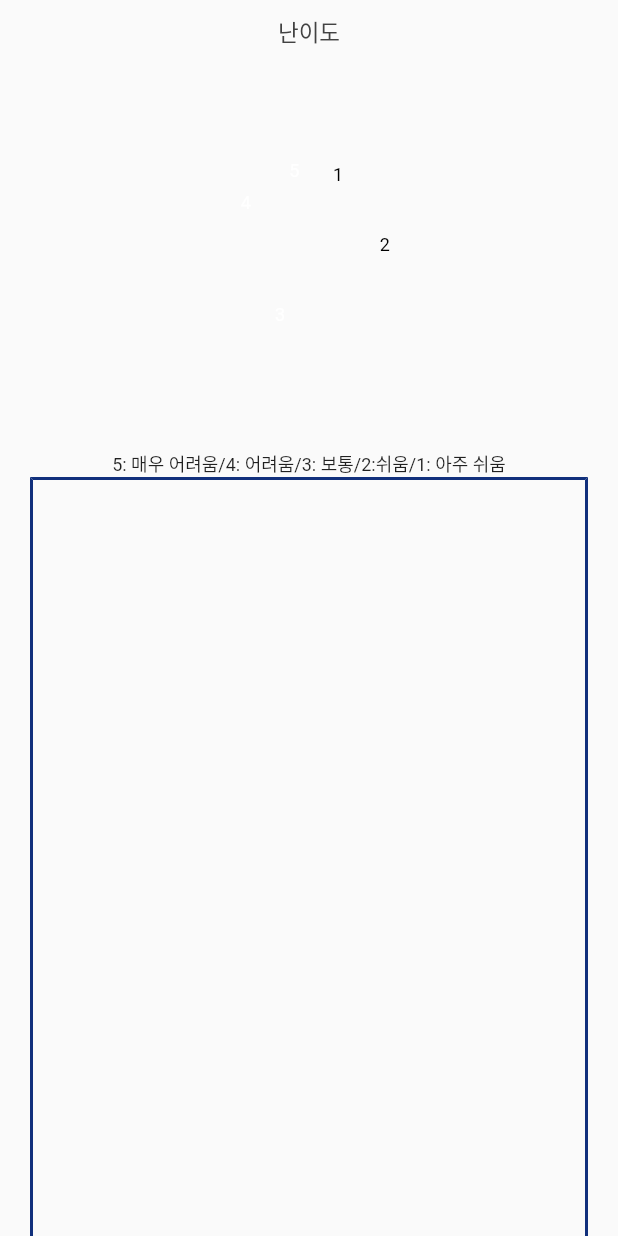
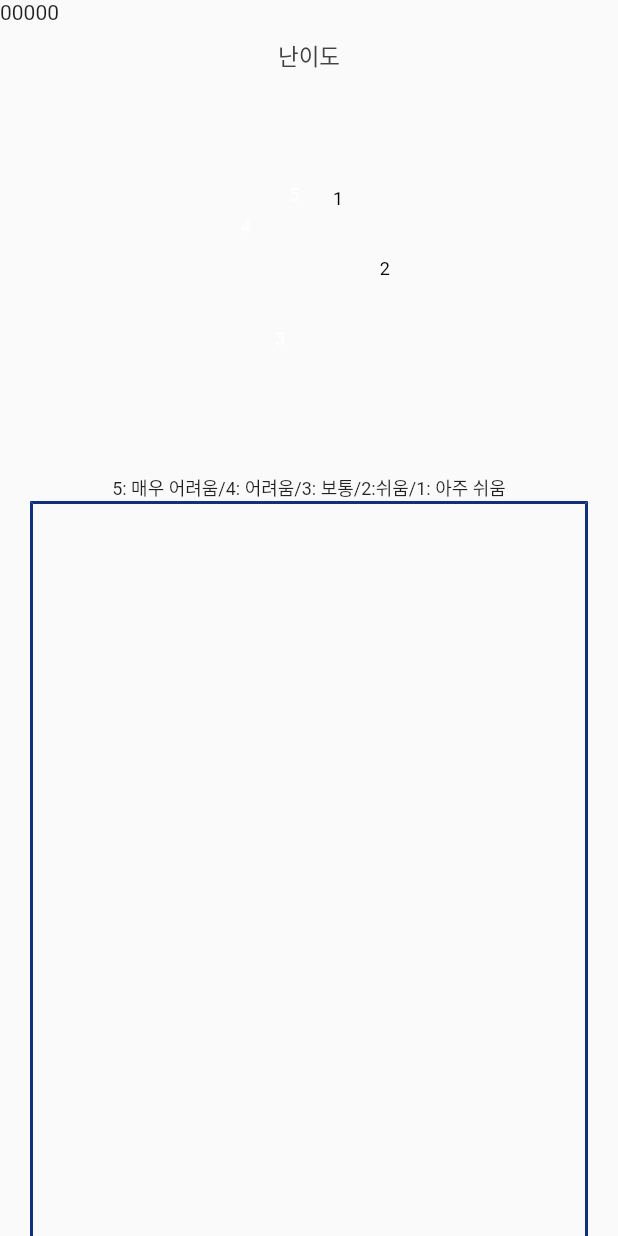
Before and after one commit to sleepisparrow/basic_project_lab7, a Flutter app: the ProfFeedbackScreen screen opened directly, on a phone screen of 412 x 824 dp. Run offline on Flutter 3.47's test engine with Material 2 defaults, Android fonts, the phone set to English and light mode, and no system bars; our stand-ins replace cloud_firestore, firebase_auth, firebase_core, fluttertoast, modal_progress_hud_nsn and 1 more; missing offline and left inert: dart:ffi; accounts and stored records are empty.

```diff
--- a/frame/lib/screen/professor/pro_feedback_screen.dart
+++ b/frame/lib/screen/professor/pro_feedback_screen.dart
@@ -1,3 +1,5 @@
+
+
 import 'package:cloud_firestore/cloud_firestore.dart';
 import 'package:flutter/material.dart';
 import 'package:frame/Provider/pro_feedback_provider.dart';
@@ -25,7 +27,7 @@ class ProfFeedbackScreenState extends State<ProfFeedbackScreen> {
   Widget build(BuildContext context) {
     //TODO: 이 부분은 provider를 이용해 더미 데이터를 보여주기 위한 코드이므로 삭제할 것
     ProfFeedbackProvider dummyGenerator =
-        Provider.of<ProfFeedbackProvider>(context);
+    Provider.of<ProfFeedbackProvider>(context);
     dummyGenerator.choices = FeedbackDummy.choices;
     for (int i = 0; i < FeedbackDummy.feedback.length; i++) {
       dummyGenerator.addFeedback(FeedbackDummy.feedback[i]);
@@ -34,6 +36,43 @@ class ProfFeedbackScreenState extends State<ProfFeedbackScreen> {
     ProfFeedbackProvider provider = Provider.of<ProfFeedbackProvider>(context);
 
     final List<String> feedback = provider.feedback;
+    Future<AggregateQuerySnapshot> count1 = FirebaseFirestore.instance
+        .collection('room/gwZyIGV4iDrQVkX7zMTW/feedback')
+        .where('level', isEqualTo: 1)
+        .count()
+        .get();
+    Future<AggregateQuerySnapshot> count2 = FirebaseFirestore.instance
+        .collection('room/gwZyIGV4iDrQVkX7zMTW/feedback')
+        .where('level', isEqualTo: 2)
+        .count()
+        .get();
+    Future<AggregateQuerySnapshot> count3 = FirebaseFirestore.instance
+        .collection('room/gwZyIGV4iDrQVkX7zMTW/feedback')
+        .where('level', isEqualTo: 3)
+        .count()
+        .get();
+    Future<AggregateQuerySnapshot> count4 = FirebaseFirestore.instance
+        .collection('room/gwZyIGV4iDrQVkX7zMTW/feedback')
+        .where('level', isEqualTo: 4)
+        .count()
+        .get();
+    Future<AggregateQuerySnapshot> count5 = FirebaseFirestore.instance
+        .collection('room/gwZyIGV4iDrQVkX7zMTW/feedback')
+        .where('level', isEqualTo: 5)
+        .count()
+        .get();
+
+    List<int> num = [];
+
+    int level1;
+    int level2;
+    int level3;
+    int level4;
+    int level5;
+
+    final def = FirebaseFirestore.instance
+        .collection('room/${code}/feedback')
+        .doc('default');
     const BorderSide blueBorder = BorderSide(
       width: 2,
       color: Color(0xff11307c),
@@ -42,11 +81,101 @@ class ProfFeedbackScreenState extends State<ProfFeedbackScreen> {
     return Scaffold(
       body: Column(
         children: [
-          const SizedBox(height: 300, child: _PieGraph()),
+          Row(
+            children: [
+              FutureBuilder<AggregateQuerySnapshot>(///난이도가 1인 사람의 수
+                  future: count1,
+                  builder: (context, snapshot) {
+                    if (snapshot.hasError) {
+                      return Text('0');
+                    }
+                    if (snapshot.connectionState == ConnectionState.done) {
+                      int docCount = snapshot.data!.count;
+                      level1 = docCount;
+                      num.add(level1);
+                      return Text(
+                        docCount.toString(),
+                      );
+                    }
+                    return CircularProgressIndicator();
+                  }),
+              FutureBuilder<AggregateQuerySnapshot>(
+                ///난이도가 2인 사람의 수
+                  future: count2,
+                  builder: (context, snapshot) {
+                    if (snapshot.hasError) {
+                      return Text('0');
+                    }
+                    if (snapshot.connectionState == ConnectionState.done) {
+                      int docCount = snapshot.data!.count;
+                      level2 = docCount;
+                      num.add(level2);
+                      return Text(
+                        docCount.toString(),
+                      );
+                    }
+                    return CircularProgressIndicator();
+                  }),
+              FutureBuilder<AggregateQuerySnapshot>(
+                ///난이도가 3인 사람의 수
+                  future: count3,
+                  builder: (context, snapshot) {
+                    if (snapshot.hasError) {
+                      return Text('0');
+                    }
+                    if (snapshot.connectionState == ConnectionState.done) {
+                      int docCount = snapshot.data!.count;
+                      level3 = docCount;
+                      num.add(level3);
+                      return Text(
+                        docCount.toString(),
+                      );
+                    }
+                    return CircularProgressIndicator();
+                  }),
+              FutureBuilder<AggregateQuerySnapshot>(
+                ///난이도가 4인 사람의 수
+                  future: count4,
+                  builder: (context, snapshot) {
+                    if (snapshot.hasError) {
+                      return Text('0');
+                    }
+                    if (snapshot.connectionState == ConnectionState.done) {
+                      int docCount = snapshot.data!.count;
+                      level4 = docCount;
+                      num.add(level4);
+                      return Text(
+                        docCount.toString(),
+                      );
+                    }
+                    return CircularProgressIndicator();
+                  }),
+              FutureBuilder<AggregateQuerySnapshot>(
+                ///난이도가 5인 사람의 수
+                  future: count5,
+                  builder: (context, snapshot) {
+                    if (snapshot.hasError) {
+                      return Text('0');
+                    }
+                    if (snapshot.connectionState == ConnectionState.done) {
+                      int docCount = snapshot.data!.count;
+                      level5 = docCount;
+                      num.add(level5);
+                      return Text(
+                        docCount.toString(),
+                      );
+                    }
+                    return CircularProgressIndicator();
+                  }),
+            ],
+          ),      ///난이도 수
+
+           SizedBox(height:300,child:_PieGraph()),
           const Center(
             child: Text(
               '5: 매우 어려움/4: 어려움/3: 보통/2:쉬움/1: 아주 쉬움',
               style: TextStyle(fontSize: 12),
+
             ),
           ),
           Expanded(
@@ -75,12 +204,18 @@ class ProfFeedbackScreenState extends State<ProfFeedbackScreen> {
                   }
                   final chatDocs = snapshot.data!.docs;
 
+                  print(num);
                   ///경로 저장
                   return ListView.builder(
                     ///firebase에 저장된 데이터 보여주기
-                    padding: EdgeInsets.symmetric(vertical: 2,horizontal: 7.5),
+                    padding: EdgeInsets.symmetric(vertical: 2, horizontal: 7.5),
                     itemCount: chatDocs.length,
                     itemBuilder: (context, index) {
+                      ///난이도 수 구하기 차후 대비책
+                      // if(chatDocs[index]['level']==1){
+                      //   def.update(
+                      //       {'1':FieldValue.increment(1)});
+                      // }
                       return Padding(
                         padding: const EdgeInsets.fromLTRB(3.0, 8.0, 3.0, 0),
                         child: Container(
@@ -98,16 +233,14 @@ class ProfFeedbackScreenState extends State<ProfFeedbackScreen> {
                               crossAxisAlignment: CrossAxisAlignment.start,
                               children: [
                                 Text(
-                                  '익명${index+1}',
+                                  '익명${index + 1}',
                                   style: TextStyle(
-                                    fontWeight: FontWeight.bold,
-                                    fontSize: 15
-                                  ),
+                                      fontWeight: FontWeight.bold,
+                                      fontSize: 15),
                                 ),
                                 Text(
                                   chatDocs[index]['text'],
-                                  style: TextStyle(
-                                  ),
+                                  style: TextStyle(),
                                 ),
                               ],
                             ),
@@ -161,7 +294,8 @@ class _FeedbackList extends StatelessWidget {
 }
 
 class _PieGraph extends StatelessWidget {
-  const _PieGraph({Key? key}) : super(key: key);
+  const _PieGraph( {Key? key}) : super(key: key);
+
 
   List<_ChartData> makeToChartData(List<int> info) {
     List<_ChartData> ret = List.empty(growable: true);
@@ -175,6 +309,7 @@ class _PieGraph extends StatelessWidget {
   @override
   Widget build(BuildContext context) {
     ProfFeedbackProvider provider = Provider.of<ProfFeedbackProvider>(context);
+
     final List<_ChartData> data = makeToChartData(provider.choices);
 
     return SfCircularChart(
```
